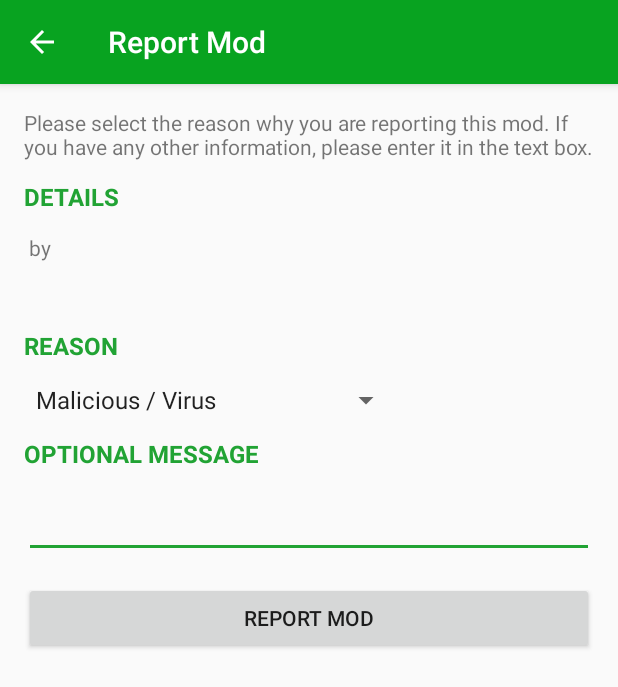
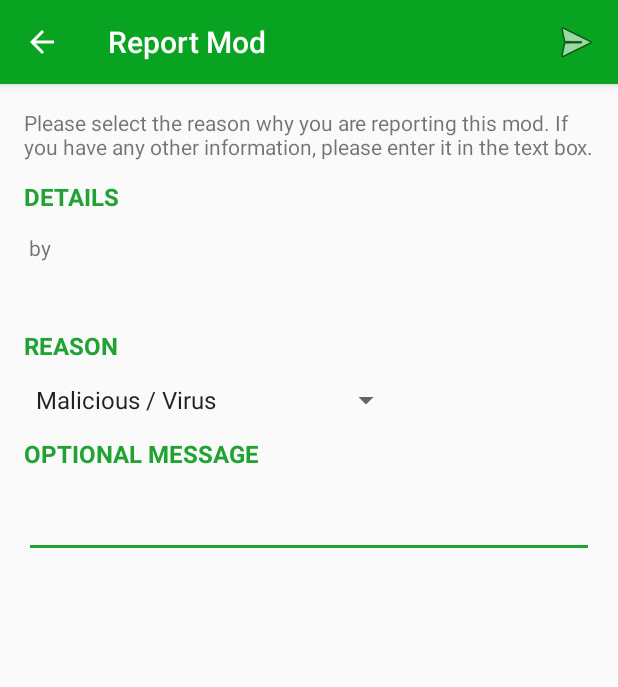
Before and after one commit to rubenwardy/mtmods4android, an Android app: the ReportActivity screen opened directly, with no data from a screen before it, on a phone screen of 412 x 824 dp. Shown: the top 687 px of the screen. Run offline under Robolectric (Android 15) with nearby library versions, the phone set to English and light mode, and no system bars.

Commit message:
Move submit report button to action bar
Fixes #27

```diff
--- a/app/src/main/java/com/rubenwardy/minetestmodmanager/ReportActivity.java
+++ b/app/src/main/java/com/rubenwardy/minetestmodmanager/ReportActivity.java
@@ -4,9 +4,12 @@ import android.content.res.Resources;
 import android.os.Bundle;
 import android.support.annotation.NonNull;
 import android.support.annotation.Nullable;
+import android.support.design.widget.Snackbar;
 import android.support.v7.app.AppCompatActivity;
 import android.support.v7.widget.Toolbar;
 import android.util.Log;
+import android.view.Menu;
+import android.view.MenuItem;
 import android.view.View;
 import android.widget.AdapterView;
 import android.widget.ArrayAdapter;
@@ -23,6 +26,11 @@ public class ReportActivity extends AppCompatActivity {
     public static final String EXTRA_AUTHOR = "author";
     public static final String EXTRA_LINK = "link";
     private String selected = "mal";
+
+    private String listname;
+    private String link;
+    private String author;
+    private String modname;
 
     private @NonNull String str_make_nonnull(@Nullable String str) {
         if (str == null) {
@@ -43,11 +51,10 @@ public class ReportActivity extends AppCompatActivity {
             getSupportActionBar().setDisplayHomeAsUpEnabled(true);
         }
 
-
-        final String listname = str_make_nonnull(getIntent().getStringExtra(EXTRA_LIST));
-        final String link     = str_make_nonnull(getIntent().getStringExtra(EXTRA_LINK));
-        final String author   = str_make_nonnull(getIntent().getStringExtra(EXTRA_AUTHOR));
-        final String modname  = str_make_nonnull(getIntent().getStringExtra(EXTRA_MOD_NAME));
+        listname = str_make_nonnull(getIntent().getStringExtra(EXTRA_LIST));
+        link     = str_make_nonnull(getIntent().getStringExtra(EXTRA_LINK));
+        author   = str_make_nonnull(getIntent().getStringExtra(EXTRA_AUTHOR));
+        modname  = str_make_nonnull(getIntent().getStringExtra(EXTRA_MOD_NAME));
 
         Resources res = getResources();
 
@@ -86,19 +93,29 @@ public class ReportActivity extends AppCompatActivity {
 
             }
         });
+    }
 
-        Button btn_report = (Button) findViewById(R.id.submit);
-        btn_report.setOnClickListener(new View.OnClickListener() {
-            @Override
-            public void onClick(@NonNull View view) {
+    @Override
+    public boolean onCreateOptionsMenu(Menu menu) {
+        getMenuInflater().inflate(R.menu.menu_report, menu);
+
+        return true;
+    }
+
+    @Override
+    public boolean onOptionsItemSelected(MenuItem item) {
+        switch (item.getItemId()) {
+            case R.id.send:
                 EditText textbox = (EditText) findViewById(R.id.editText);
                 String info = str_make_nonnull(textbox.getText().toString());
 
                 ModManager modman = new ModManager();
-                modman.reportModAsync(view.getContext(), modname, author, listname, link, selected, info);
+                modman.reportModAsync(modname, author, listname, link, selected, info);
                 finish();
-            }
-        });
+                return true;
+        }
+
+        return false;
     }
 
 }
--- a/app/src/main/java/com/rubenwardy/minetestmodmanager/manager/ModManager.java
+++ b/app/src/main/java/com/rubenwardy/minetestmodmanager/manager/ModManager.java
@@ -183,7 +183,7 @@ public class ModManager {
     }
 
     @MainThread
-    public void reportModAsync(Context context, @NonNull String modname, @Nullable String author,
+    public void reportModAsync(@NonNull String modname, @Nullable String author,
                                @Nullable String list, @Nullable String link, @NonNull String reason,
                                @NonNull String info) {
         StoreAPIBuilder.createService().sendReport(modname, info, reason, author, list, link).enqueue(new Callback<ResponseBody>() {
--- a/app/src/main/res/layout/activity_report.xml
+++ b/app/src/main/res/layout/activity_report.xml
@@ -6,7 +6,7 @@
     android:layout_width="match_parent"
     android:layout_height="match_parent"
     android:fitsSystemWindows="true"
-    tools:context=".DisclaimerActivity">
+    tools:context=".ReportActivity">
 
     <android.support.design.widget.AppBarLayout
         android:id="@+id/app_bar"
@@ -90,13 +90,6 @@
                 android:inputType="textMultiLine"
                 android:ems="10"
                 android:id="@+id/editText" />
-
-            <Button
-                android:layout_width="match_parent"
-                android:layout_height="wrap_content"
-                android:id="@+id/submit"
-                android:text="@string/mod_action_report_mod"
-                android:layout_marginTop="16dp" />
         </LinearLayout>
     </android.support.v4.widget.NestedScrollView>
 
--- /dev/null
+++ b/app/src/main/res/menu/menu_report.xml
@@ -0,0 +1,11 @@
+<?xml version="1.0" encoding="utf-8"?>
+<menu xmlns:android="http://schemas.android.com/apk/res/android"
+      xmlns:app="http://schemas.android.com/apk/res-auto"
+      xmlns:tools="http://schemas.android.com/tools"
+      tools:context="com.rubenwardy.minetestmodmanager.ReportActivity">
+
+    <item android:id="@+id/send"
+          android:icon="@android:drawable/ic_menu_send"
+          android:title="@string/report_title"
+          app:showAsAction="ifRoom" />
+</menu>
```
